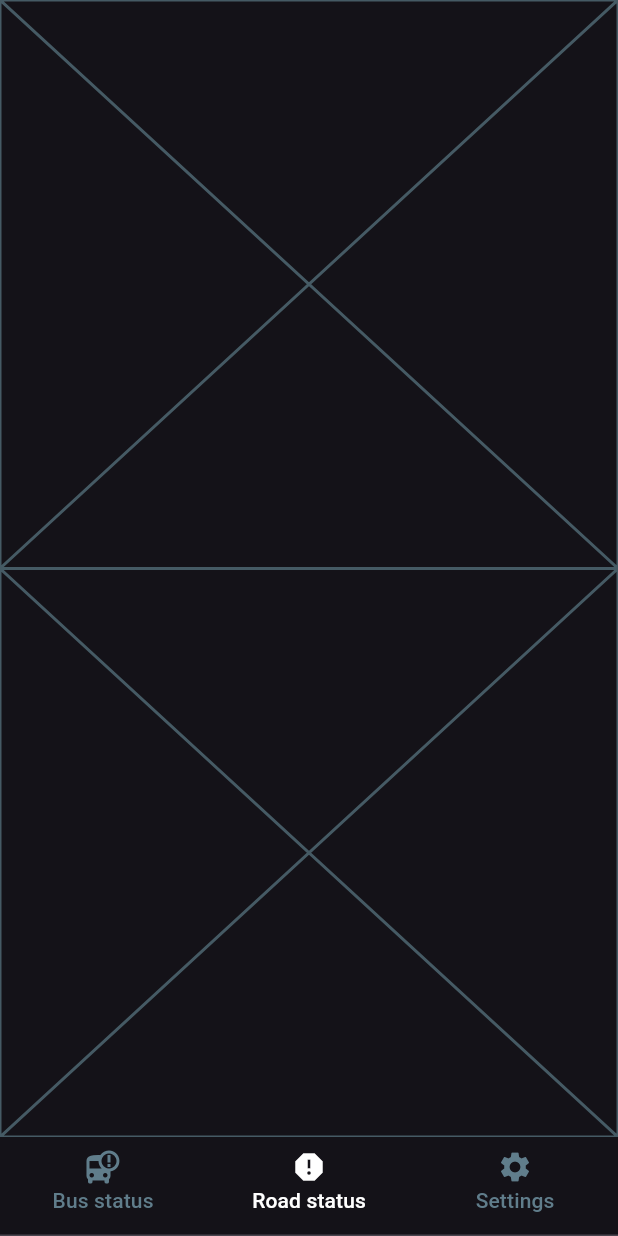
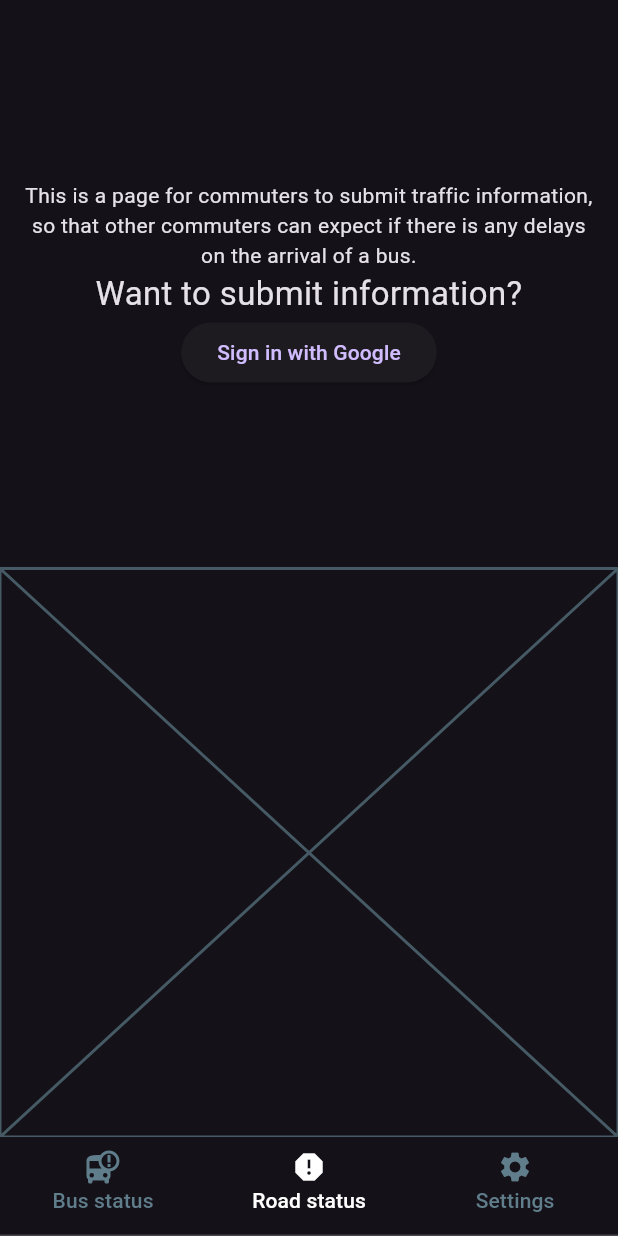
Before and after one commit to weareblahs/bus_mob, a Flutter app: the TabContainer screen opened directly, item 2 of the bottom bar chosen, on a phone screen of 412 x 824 dp. Run offline on Flutter 3.47's test engine with Material 3 defaults, Android fonts, the phone set to English and light mode, and no system bars; our stand-ins replace go_router, hive_flutter; missing offline and left inert: gtfs_realtime_bindings, maps_launcher, osm_nominatim, restart_app; accounts and stored records are empty; network calls fail.

Commit message:
change package name, create login page

```diff
--- /dev/null
+++ b/lib/data/components/road_status_screens/login.dart
@@ -0,0 +1,38 @@
+import 'package:bus_mob/utils/variables.dart';
+import 'package:flutter/material.dart';
+
+class LoginSection extends StatefulWidget {
+  const LoginSection({super.key});
+
+  @override
+  State<LoginSection> createState() => _LoginSectionState();
+}
+
+class _LoginSectionState extends State<LoginSection> {
+  @override
+  Widget build(BuildContext context) {
+    return Scaffold(
+      body: Padding(
+        padding: const EdgeInsets.all(12),
+        child: Column(
+          mainAxisAlignment: MainAxisAlignment.center,
+          crossAxisAlignment: CrossAxisAlignment.center,
+          children: [
+            Text(roadStatusText, textAlign: TextAlign.center),
+            Text(
+              signInPreText,
+              textAlign: TextAlign.center,
+              style: TextStyle(fontSize: 22),
+            ),
+            ElevatedButton.icon(
+              onPressed: () {
+                print("Button pressed");
+              },
+              label: Text(signInWithGoogle),
+            ),
+          ],
+        ),
+      ),
+    );
+  }
+}
--- a/lib/data/container/tab_container.dart
+++ b/lib/data/container/tab_container.dart
@@ -1,6 +1,7 @@
 import 'package:bus_mob/data/settings/settings_page.dart';
 import 'package:bus_mob/data/screens/home.dart';
 import 'package:bus_mob/data/screens/road_landing_screen.dart';
+import 'package:bus_mob/utils/variables.dart';
 import 'package:flutter/material.dart';
 
 class TabContainer extends StatefulWidget {
@@ -33,9 +34,9 @@ class _TabContainerState extends State<TabContainer> {
           labelColor: Colors.white,
           unselectedLabelColor: Colors.blueGrey,
           tabs: [
-            _tabBarItem("Bus status", Icons.bus_alert),
-            _tabBarItem("Road status", Icons.report),
-            _tabBarItem("Settings", Icons.settings),
+            _tabBarItem(busStatus, Icons.bus_alert),
+            _tabBarItem(roadStatus, Icons.report),
+            _tabBarItem(settings, Icons.settings),
           ],
         ),
       ),
--- a/lib/data/screens/road_landing_screen.dart
+++ b/lib/data/screens/road_landing_screen.dart
@@ -1,3 +1,4 @@
+import 'package:bus_mob/data/components/road_status_screens/login.dart';
 import 'package:flutter/material.dart';
 
 class RoadLandingScreen extends StatefulWidget {
@@ -13,7 +14,7 @@ class _RoadLandingScreenState extends State<RoadLandingScreen> {
     return const Scaffold(
       body: Column(
         children: [
-          Expanded(child: Placeholder()),
+          Expanded(child: LoginSection()),
           Expanded(child: Placeholder()),
         ],
       ),
--- a/lib/utils/variables.dart
+++ b/lib/utils/variables.dart
@@ -53,3 +53,15 @@ const String osmErrorMsg =
 String osmMessage(Place reverseSearchResult) {
   return "near ${(reverseSearchResult.address?['road'] != null) ? "${reverseSearchResult.address?['road']}, " : ""}${(reverseSearchResult.address?['suburb'] != null) ? "${reverseSearchResult.address?['suburb']}, " : ""}${(reverseSearchResult.address?['city'] != null) ? "${reverseSearchResult.address?['city']}" : ""}";
 }
+
+// tabs (global)
+const String busStatus = "Bus status";
+const String roadStatus = "Road status";
+const String settings = "Settings";
+
+// road status
+const String roadStatusText =
+    "This is a page for commuters to submit traffic information, so that other commuters can expect if there is any delays on the arrival of a bus.";
+
+const String signInPreText = "Want to submit information?";
+const String signInWithGoogle = "Sign in with Google";
```
Also changed, not shown: pubspec.lock, 4 other files.
